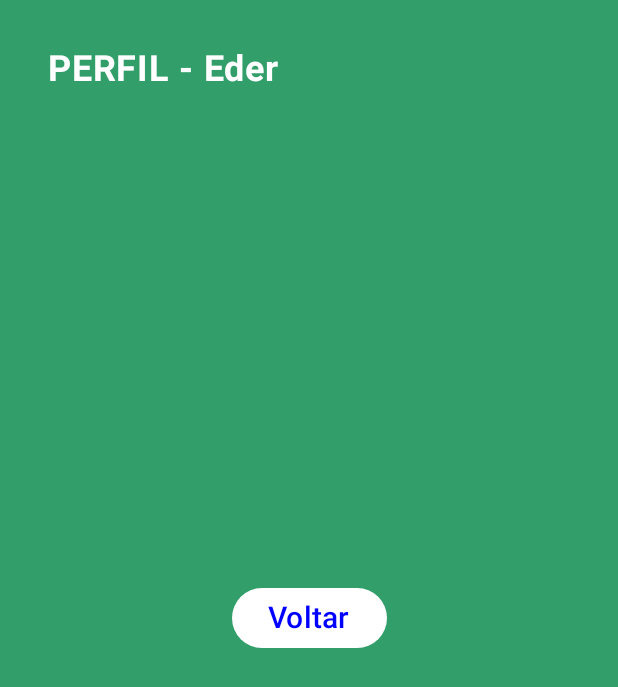
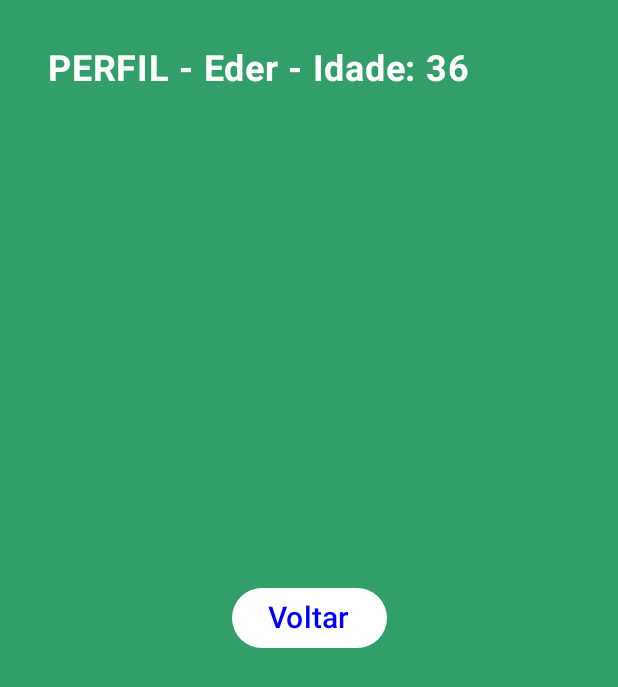
Before and after one commit to ederusena/NavengandoEntreTelasKotlin, an Android app built with Jetpack Compose: the MenuScreen screen opened through its navigation route, after a tap on "Perfil", on a phone screen of 412 x 824 dp. Shown: the top 687 px of the screen. Run offline under Robolectric (Android 15) with nearby library versions, the phone set to English and light mode, and no system bars.

Commit message:
Multiplos parametros

```diff
--- a/app/src/main/java/br/com/fiap/navengandoentretelas/MainActivity.kt
+++ b/app/src/main/java/br/com/fiap/navengandoentretelas/MainActivity.kt
@@ -10,6 +10,8 @@ import androidx.compose.material3.Text
 import androidx.compose.runtime.Composable
 import androidx.compose.ui.Modifier
 import androidx.compose.ui.tooling.preview.Preview
+import androidx.navigation.NavArgs
+import androidx.navigation.NavType
 import androidx.navigation.compose.NavHost
 import androidx.navigation.compose.composable
 import androidx.navigation.compose.rememberNavController
@@ -35,8 +37,8 @@ class MainActivity : ComponentActivity() {
                         navController = navController,
                         startDestination = "login"
                     ) {
-                        composable(route = "login") { LoginScreen(navController)}
-                        composable(route = "menu") { MenuScreen(navController)}
+                        composable(route = "login") { LoginScreen(navController) }
+                        composable(route = "menu") { MenuScreen(navController) }
                         composable(
                             route = "pedidos?nPedidos={numero}",
                             arguments = listOf(navArgument(name = "numero") {
@@ -47,9 +49,20 @@ class MainActivity : ComponentActivity() {
                             val number = it.arguments?.getString("numero")
                             PedidosScreen(navController, number!!)
                         }
-                        composable(route = "perfil/{nome}") {
-                            val nome = it.arguments?.getString("nome")
-                            PerfilScreen(navController, nome!!) // double Bang
+                        composable(
+                            route = "perfil/{nome}/{idade}",
+                            arguments = listOf(
+                                navArgument(name = "nome") {
+                                    type = NavType.StringType
+                                },
+                                navArgument(name = "idade") {
+                                    type = NavType.IntType
+                                }
+                            )
+                        ) {
+                            var nome: String? = it.arguments?.getString("nome", "")
+                            var idade: Int? = it.arguments?.getInt("idade", 0)
+                            PerfilScreen(navController, nome!! ,idade!!) // double Bang
                         }
                     }
                 }
--- a/app/src/main/java/br/com/fiap/navengandoentretelas/screens/MenuScreen.kt
+++ b/app/src/main/java/br/com/fiap/navengandoentretelas/screens/MenuScreen.kt
@@ -42,7 +42,7 @@ fun MenuScreen(navController: NavController) {
                 .align(Alignment.Center)
         ) {
             Button(
-                onClick = { navController.navigate("perfil/Eder")},
+                onClick = { navController.navigate("perfil/Eder/36")},
                 colors = ButtonDefaults.buttonColors(Color.White),
                 modifier = Modifier.size(width = 200.dp, height = 48.dp)
             ) {
--- a/app/src/main/java/br/com/fiap/navengandoentretelas/screens/PerfilScreen.kt
+++ b/app/src/main/java/br/com/fiap/navengandoentretelas/screens/PerfilScreen.kt
@@ -20,7 +20,8 @@ import androidx.navigation.NavController
 @Composable
 fun PerfilScreen(
     navController: NavController,
-    nome: String
+    nome: String,
+    idade: Int
 ) {
     Box(modifier = Modifier
         .fillMaxSize()
@@ -28,7 +29,7 @@ fun PerfilScreen(
         .padding(32.dp)
     ){
         Text(
-            text = "PERFIL - $nome",
+            text = "PERFIL - $nome - Idade: $idade",
             fontSize = 24.sp,
             fontWeight = FontWeight.Bold,
             color = Color.White
```
